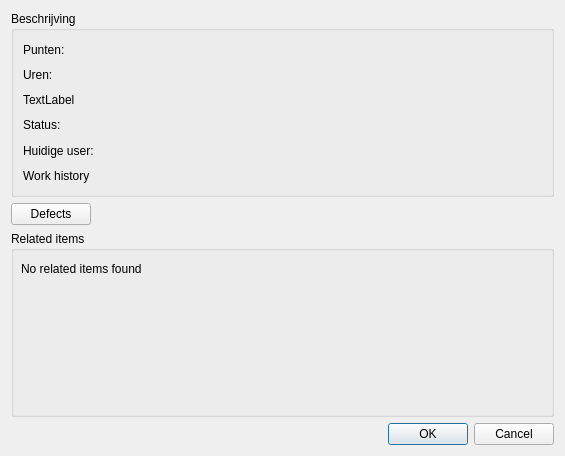
Old version of the form View/sbi.ui in the repository Roconda/Scrumboard.
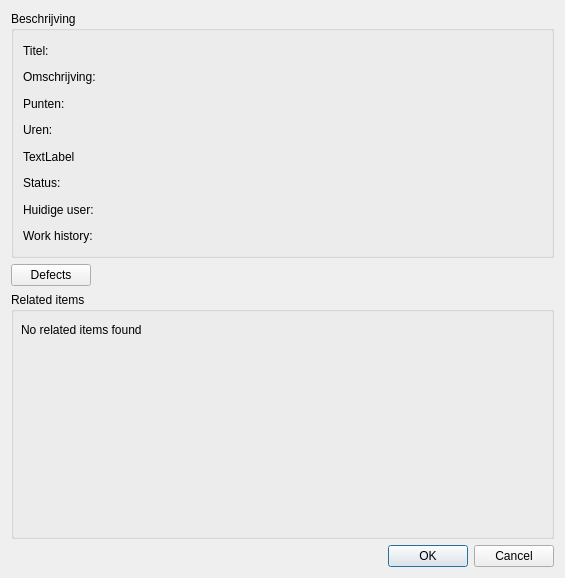
New version of the form.

Commit message:
Added Details to SBI Detail Screen
Added SBI Title to SBI detail view
Added SBI Description to SBI detail view

```diff
--- a/View/sbi.ui
+++ b/View/sbi.ui
@@ -7,7 +7,7 @@
     <x>0</x>
     <y>0</y>
     <width>565</width>
-    <height>456</height>
+    <height>578</height>
    </rect>
   </property>
   <layout class="QVBoxLayout" name="verticalLayout_2">
@@ -17,6 +17,23 @@
       <string>Beschrijving</string>
      </property>
      <layout class="QVBoxLayout" name="verticalLayout">
+      <item>
+       <widget class="QLabel" name="lbl_title">
+        <property name="text">
+         <string>Titel: </string>
+        </property>
+       </widget>
+      </item>
+      <item>
+       <widget class="QLabel" name="lbl_description">
+        <property name="text">
+         <string>Omschrijving:</string>
+        </property>
+        <property name="wordWrap">
+         <bool>true</bool>
+        </property>
+       </widget>
+      </item>
       <item>
        <widget class="QLabel" name="lbl_remaining_hours">
         <property name="text">
@@ -55,7 +72,7 @@
       <item>
        <widget class="QLabel" name="label_5">
         <property name="text">
-         <string>Work history</string>
+         <string>Work history:</string>
         </property>
        </widget>
       </item>
```
Left out of the diff: 2 changed lines with no effect on the pictures. The commit also changes 3 other files.
